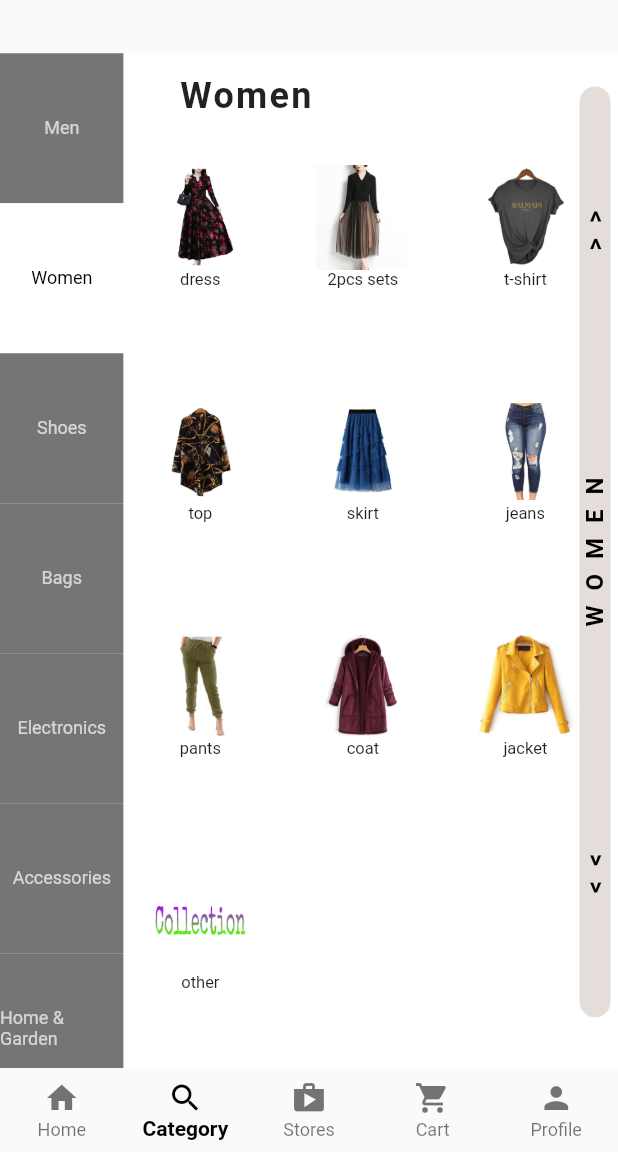
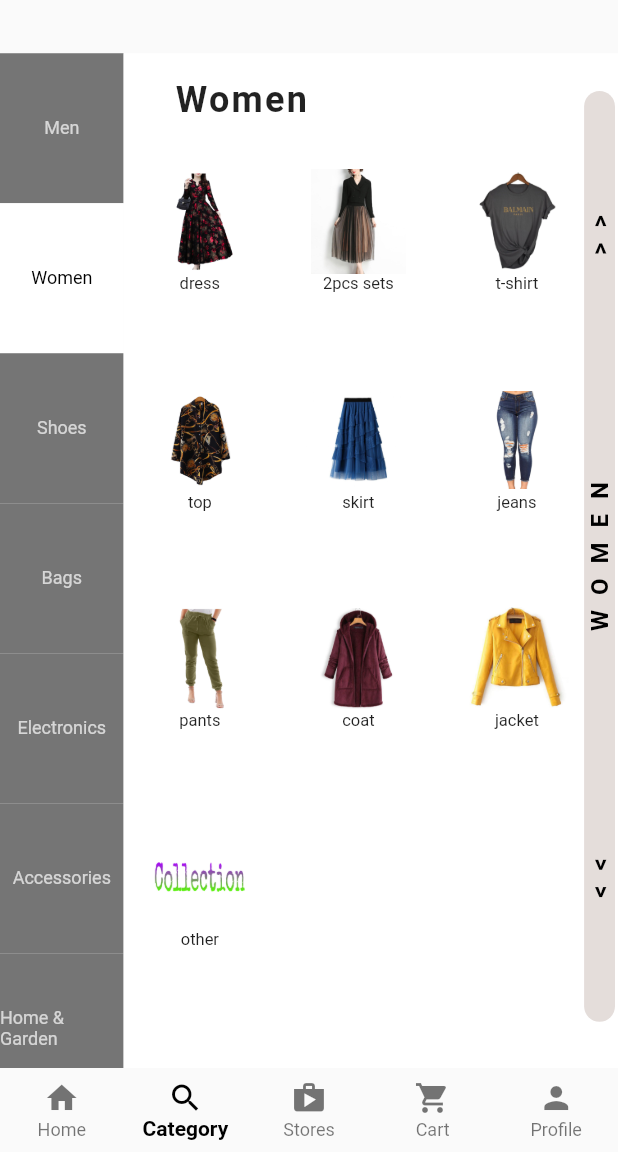
Before and after one commit to mumaralfajar/m-store-app, a Flutter app: the screen it shows after launch, item 2 of the bottom bar chosen, scrolled down 576 dp, on a phone screen of 412 x 824 dp, the part 84-1236 px from its top. Run offline on Flutter 3.47's test engine with Material 2 defaults, Android fonts, the phone set to English and light mode, and no system bars.

Commit message:
fix categ screens

```diff
--- a/lib/categories/accessories_categ.dart
+++ b/lib/categories/accessories_categ.dart
@@ -9,7 +9,7 @@ class AccessoriesCategory extends StatelessWidget {
   @override
   Widget build(BuildContext context) {
     return Padding(
-      padding: const EdgeInsets.all(5.0),
+      padding: const EdgeInsets.all(2.0),
       child: Stack(
         children: [
           Positioned(
@@ -27,8 +27,8 @@ class AccessoriesCategory extends StatelessWidget {
                   SizedBox(
                     height: MediaQuery.of(context).size.height * 0.68,
                     child: GridView.count(
-                      mainAxisSpacing: 64,
-                      crossAxisSpacing: 16,
+                      mainAxisSpacing: 48,
+                      crossAxisSpacing: 8,
                       crossAxisCount: 3,
                       children: List.generate(accessories.length, (index) {
                         return SubcategModel(
--- a/lib/categories/bags_categ.dart
+++ b/lib/categories/bags_categ.dart
@@ -9,7 +9,7 @@ class BagsCategory extends StatelessWidget {
   @override
   Widget build(BuildContext context) {
     return Padding(
-      padding: const EdgeInsets.all(5.0),
+      padding: const EdgeInsets.all(2.0),
       child: Stack(
         children: [
           Positioned(
@@ -27,8 +27,8 @@ class BagsCategory extends StatelessWidget {
                   SizedBox(
                     height: MediaQuery.of(context).size.height * 0.68,
                     child: GridView.count(
-                      mainAxisSpacing: 64,
-                      crossAxisSpacing: 16,
+                      mainAxisSpacing: 48,
+                      crossAxisSpacing: 8,
                       crossAxisCount: 3,
                       children: List.generate(bags.length, (index) {
                         return SubcategModel(
--- a/lib/categories/beauty_categ.dart
+++ b/lib/categories/beauty_categ.dart
@@ -9,7 +9,7 @@ class BeautyCategory extends StatelessWidget {
   @override
   Widget build(BuildContext context) {
     return Padding(
-      padding: const EdgeInsets.all(5.0),
+      padding: const EdgeInsets.all(2.0),
       child: Stack(
         children: [
           Positioned(
@@ -27,8 +27,8 @@ class BeautyCategory extends StatelessWidget {
                   SizedBox(
                     height: MediaQuery.of(context).size.height * 0.68,
                     child: GridView.count(
-                      mainAxisSpacing: 64,
-                      crossAxisSpacing: 16,
+                      mainAxisSpacing: 48,
+                      crossAxisSpacing: 8,
                       crossAxisCount: 3,
                       children: List.generate(beauty.length, (index) {
                         return SubcategModel(
--- a/lib/categories/electronics_categ.dart
+++ b/lib/categories/electronics_categ.dart
@@ -9,7 +9,7 @@ class ElectronicsCategory extends StatelessWidget {
   @override
   Widget build(BuildContext context) {
     return Padding(
-      padding: const EdgeInsets.all(5.0),
+      padding: const EdgeInsets.all(2.0),
       child: Stack(
         children: [
           Positioned(
@@ -27,8 +27,8 @@ class ElectronicsCategory extends StatelessWidget {
                   SizedBox(
                     height: MediaQuery.of(context).size.height * 0.68,
                     child: GridView.count(
-                      mainAxisSpacing: 64,
-                      crossAxisSpacing: 16,
+                      mainAxisSpacing: 48,
+                      crossAxisSpacing: 8,
                       crossAxisCount: 3,
                       children: List.generate(electronics.length, (index) {
                         return SubcategModel(
--- a/lib/categories/home_garden_categ.dart
+++ b/lib/categories/home_garden_categ.dart
@@ -9,7 +9,7 @@ class HomeGardenCategory extends StatelessWidget {
   @override
   Widget build(BuildContext context) {
     return Padding(
-      padding: const EdgeInsets.all(5.0),
+      padding: const EdgeInsets.all(2.0),
       child: Stack(
         children: [
           Positioned(
@@ -27,8 +27,8 @@ class HomeGardenCategory extends StatelessWidget {
                   SizedBox(
                     height: MediaQuery.of(context).size.height * 0.68,
                     child: GridView.count(
-                      mainAxisSpacing: 64,
-                      crossAxisSpacing: 16,
+                      mainAxisSpacing: 48,
+                      crossAxisSpacing: 8,
                       crossAxisCount: 3,
                       children: List.generate(homeandgarden.length, (index) {
                         return SubcategModel(
--- a/lib/categories/kids_categ.dart
+++ b/lib/categories/kids_categ.dart
@@ -9,7 +9,7 @@ class KidsCategory extends StatelessWidget {
   @override
   Widget build(BuildContext context) {
     return Padding(
-      padding: const EdgeInsets.all(5.0),
+      padding: const EdgeInsets.all(2.0),
       child: Stack(
         children: [
           Positioned(
@@ -27,8 +27,8 @@ class KidsCategory extends StatelessWidget {
                   SizedBox(
                     height: MediaQuery.of(context).size.height * 0.68,
                     child: GridView.count(
-                      mainAxisSpacing: 64,
-                      crossAxisSpacing: 16,
+                      mainAxisSpacing: 48,
+                      crossAxisSpacing: 8,
                       crossAxisCount: 3,
                       children: List.generate(kids.length, (index) {
                         return SubcategModel(
--- a/lib/categories/men_categ.dart
+++ b/lib/categories/men_categ.dart
@@ -9,7 +9,7 @@ class MenCategory extends StatelessWidget {
   @override
   Widget build(BuildContext context) {
     return Padding(
-      padding: const EdgeInsets.all(5.0),
+      padding: const EdgeInsets.all(2.0),
       child: Stack(
         children: [
           Positioned(
@@ -27,8 +27,8 @@ class MenCategory extends StatelessWidget {
                   SizedBox(
                     height: MediaQuery.of(context).size.height * 0.68,
                     child: GridView.count(
-                      mainAxisSpacing: 64,
-                      crossAxisSpacing: 16,
+                      mainAxisSpacing: 48,
+                      crossAxisSpacing: 8,
                       crossAxisCount: 3,
                       children: List.generate(men.length, (index) {
                         return SubcategModel(
--- a/lib/categories/shoes_categ.dart
+++ b/lib/categories/shoes_categ.dart
@@ -9,7 +9,7 @@ class ShoesCategory extends StatelessWidget {
   @override
   Widget build(BuildContext context) {
     return Padding(
-      padding: const EdgeInsets.all(5.0),
+      padding: const EdgeInsets.all(2.0),
       child: Stack(
         children: [
           Positioned(
@@ -27,8 +27,8 @@ class ShoesCategory extends StatelessWidget {
                   SizedBox(
                     height: MediaQuery.of(context).size.height * 0.68,
                     child: GridView.count(
-                      mainAxisSpacing: 64,
-                      crossAxisSpacing: 16,
+                      mainAxisSpacing: 48,
+                      crossAxisSpacing: 8,
                       crossAxisCount: 3,
                       children: List.generate(shoes.length, (index) {
                         return SubcategModel(
--- a/lib/categories/women_categ.dart
+++ b/lib/categories/women_categ.dart
@@ -9,7 +9,7 @@ class WomenCategory extends StatelessWidget {
   @override
   Widget build(BuildContext context) {
     return Padding(
-      padding: const EdgeInsets.all(5.0),
+      padding: const EdgeInsets.all(2.0),
       child: Stack(
         children: [
           Positioned(
@@ -27,8 +27,8 @@ class WomenCategory extends StatelessWidget {
                   SizedBox(
                     height: MediaQuery.of(context).size.height * 0.68,
                     child: GridView.count(
-                      mainAxisSpacing: 64,
-                      crossAxisSpacing: 16,
+                      mainAxisSpacing: 48,
+                      crossAxisSpacing: 8,
                       crossAxisCount: 3,
                       children: List.generate(women.length, (index) {
                         return SubcategModel(
```
